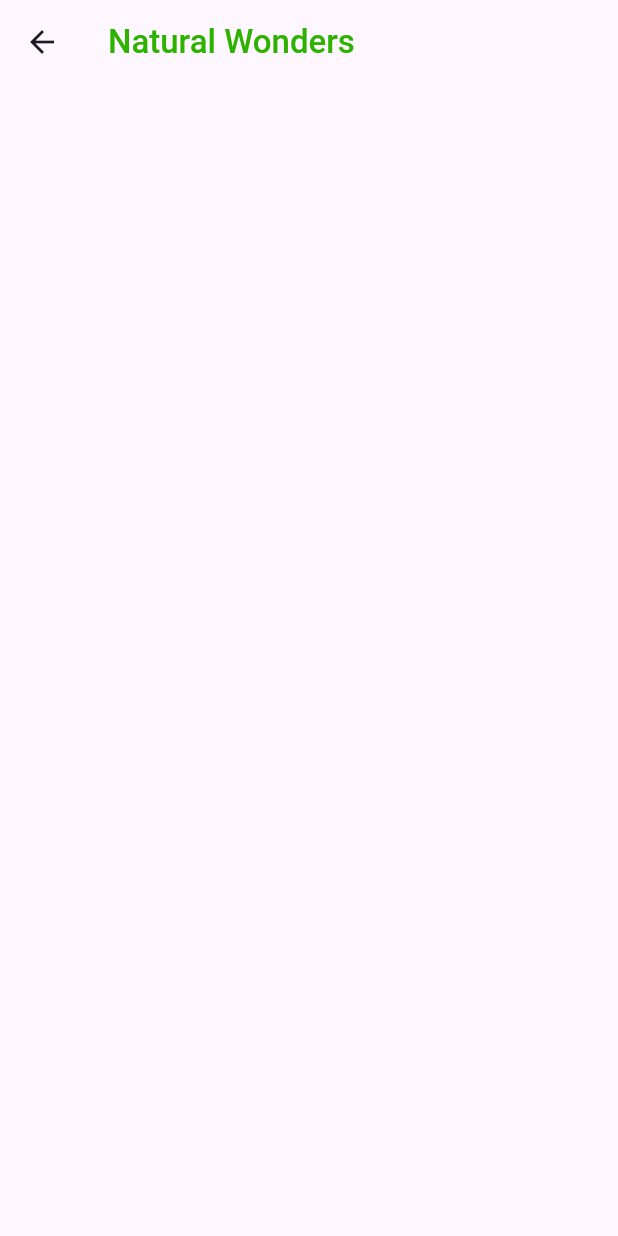
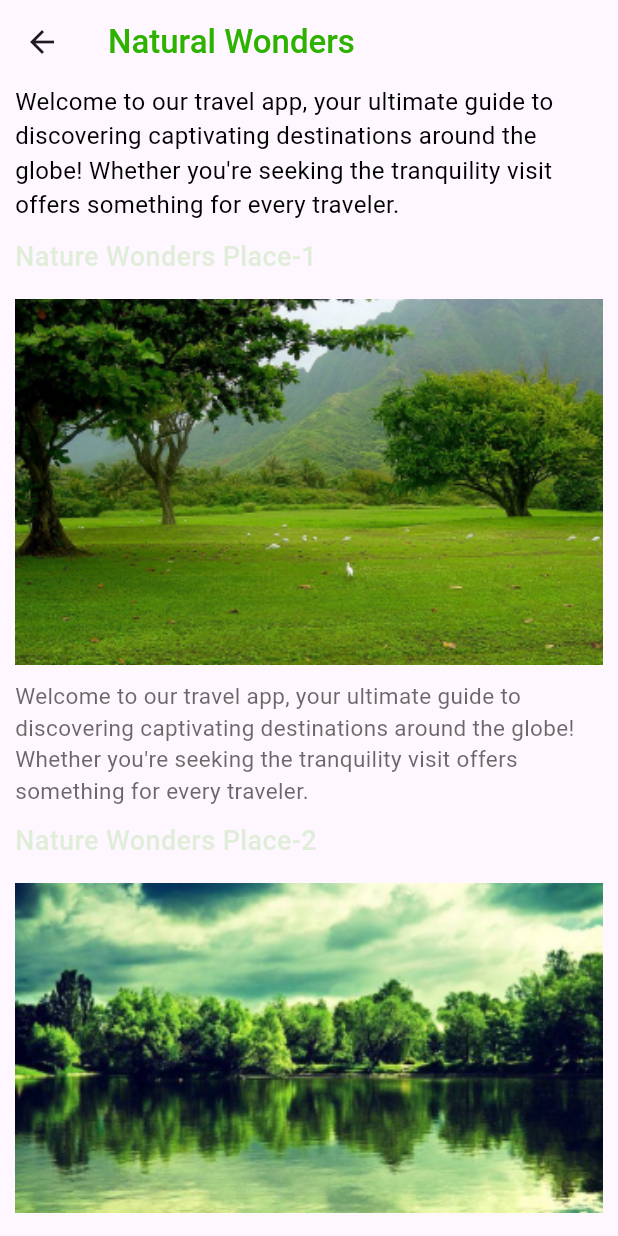
Before and after one commit to ChamodMullegama/Awesome-Places, a Flutter app: the naturalWondersPage screen opened directly, on a phone screen of 412 x 824 dp. Run offline on Flutter 3.47's test engine with Material 3 defaults, Android fonts, the phone set to English and light mode, and no system bars.

Commit message:
create naturalWondersPage

```diff
--- a/lib/pages/natural_wonders_page.dart
+++ b/lib/pages/natural_wonders_page.dart
@@ -1,5 +1,6 @@
 import 'package:flutter/material.dart';
 import 'package:layoutapp/utils/colors.dart';
+import 'package:layoutapp/widgets/reuserble/naturalWonders_Page/image_cart.dart';
 
 class naturalWondersPage extends StatelessWidget {
   const naturalWondersPage({super.key});
@@ -8,12 +9,55 @@ class naturalWondersPage extends StatelessWidget {
   Widget build(BuildContext context) {
     return Scaffold(
       appBar: AppBar(
-        title: Text('Natural Wonders',
-        style: TextStyle(
-          fontSize: 22,
-          fontWeight: FontWeight.w500,
-          color: mainNaturalWondersColor,
-        ),),
+        title: const Text(
+          'Natural Wonders',
+          style: TextStyle(
+            fontSize: 22,
+            fontWeight: FontWeight.w500,
+            color: mainNaturalWondersColor,
+          ),
+        ),
+      ),
+      body: const SingleChildScrollView(
+        child: Padding(
+          padding: EdgeInsets.symmetric(horizontal: 10),
+          child: Column(
+            children: [
+              Text(
+                "Welcome to our travel app, your ultimate guide to discovering captivating destinations around the globe! Whether you're seeking the tranquility visit offers something for every traveler.",
+                style: TextStyle(
+                  fontSize: 16,
+                  fontWeight: FontWeight.w400,
+                  color: mainBlack,
+                ),
+              ),
+              SizedBox(
+                height: 10,
+              ),
+              imageCaart(
+                titel: "Nature Wonders Place-1",
+                imageurl:"assets/nature2.png" ,
+                description: "Welcome to our travel app, your ultimate guide to discovering captivating destinations around the globe! Whether you're seeking the tranquility visit offers something for every traveler.",
+              ),
+                  SizedBox(
+                height: 10,
+              ),
+              imageCaart(
+                titel: "Nature Wonders Place-2",
+                imageurl:"assets/nature1.png" ,
+                description: "Welcome to our travel app, your ultimate guide to discovering captivating destinations around the globe! Whether you're seeking the tranquility visit offers something for every traveler.",
+              ),
+                  SizedBox(
+                height: 10,
+              ),
+              imageCaart(
+                titel: "Nature Wonders Place-3",
+                imageurl:"assets/nature3.png" ,
+                description: "Welcome to our travel app, your ultimate guide to discovering captivating destinations around the globe! Whether you're seeking the tranquility visit offers something for every traveler.",
+              ),
+            ],
+          ),
+        ),
       ),
     );
   }
--- /dev/null
+++ b/lib/widgets/reuserble/naturalWonders_Page/image_cart.dart
@@ -0,0 +1,41 @@
+import 'package:flutter/material.dart';
+import 'package:layoutapp/utils/colors.dart';
+
+class imageCaart extends StatelessWidget {
+  final String titel;
+  final String description;
+  final String imageurl;
+  const imageCaart({super.key, required this.titel, required this.description, required this.imageurl});
+
+  @override
+  Widget build(BuildContext context) {
+    return Column(
+      crossAxisAlignment: CrossAxisAlignment.start,
+      children: [
+        Text(
+          titel,
+          style: TextStyle(
+              fontSize: 18,
+              color: subNaturalWondersColor,
+              fontWeight: FontWeight.w500),
+        ),
+        const SizedBox(
+          height: 15,
+        ),
+        Image.asset(
+          imageurl,
+          width: double.infinity,
+          fit: BoxFit.cover,
+        ),
+        const SizedBox(
+          height: 10,
+        ),
+        Text(
+          description,
+          style: TextStyle(
+              fontSize: 15, color: mainTextColor, fontWeight: FontWeight.w400),
+        )
+      ],
+    );
+  }
+}
--- a/pubspec.yaml
+++ b/pubspec.yaml
@@ -61,6 +61,9 @@ flutter:
   # To add assets to your application, add an assets section, like this:
   assets:
     - assets/main.png
+    - assets/nature2.png
+    - assets/nature1.png
+    - assets/nature3.png
 
   # An image asset can refer to one or more resolution-specific "variants", see
   # https://flutter.dev/assets-and-images/#resolution-aware
```
Also changed, not shown: lib/pages/home_page.dart (+25 -13 lines), lib/widgets/reuserble/home_page/cart.dart (renamed from lib/widgets/home_page/cart.dart).
